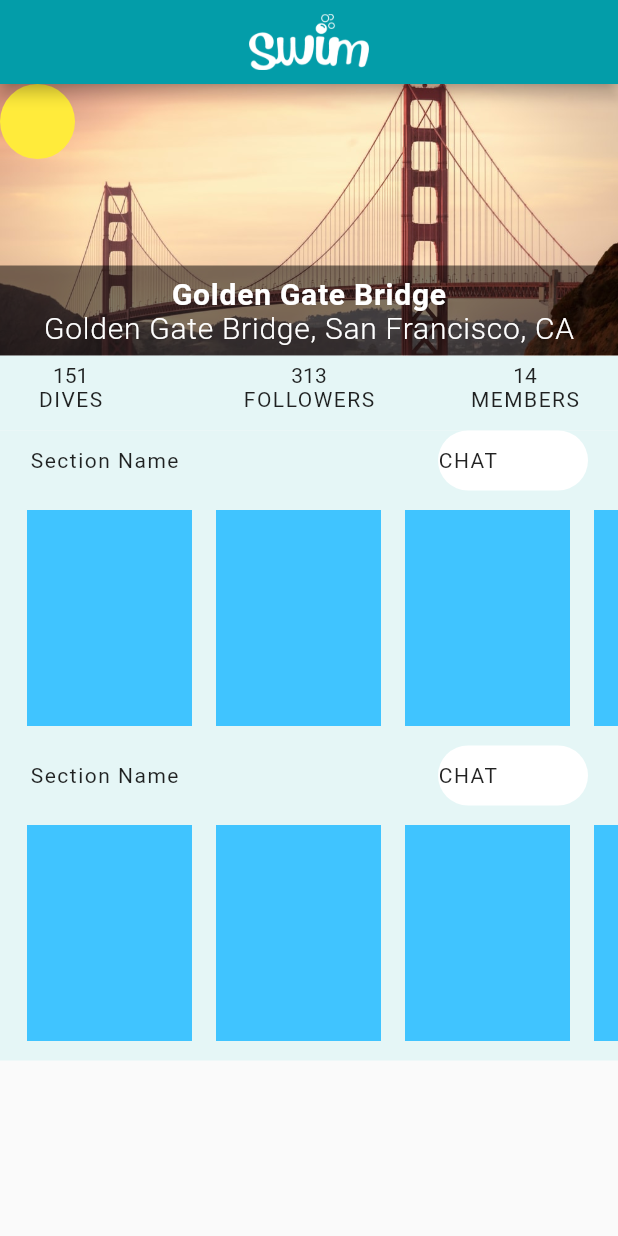
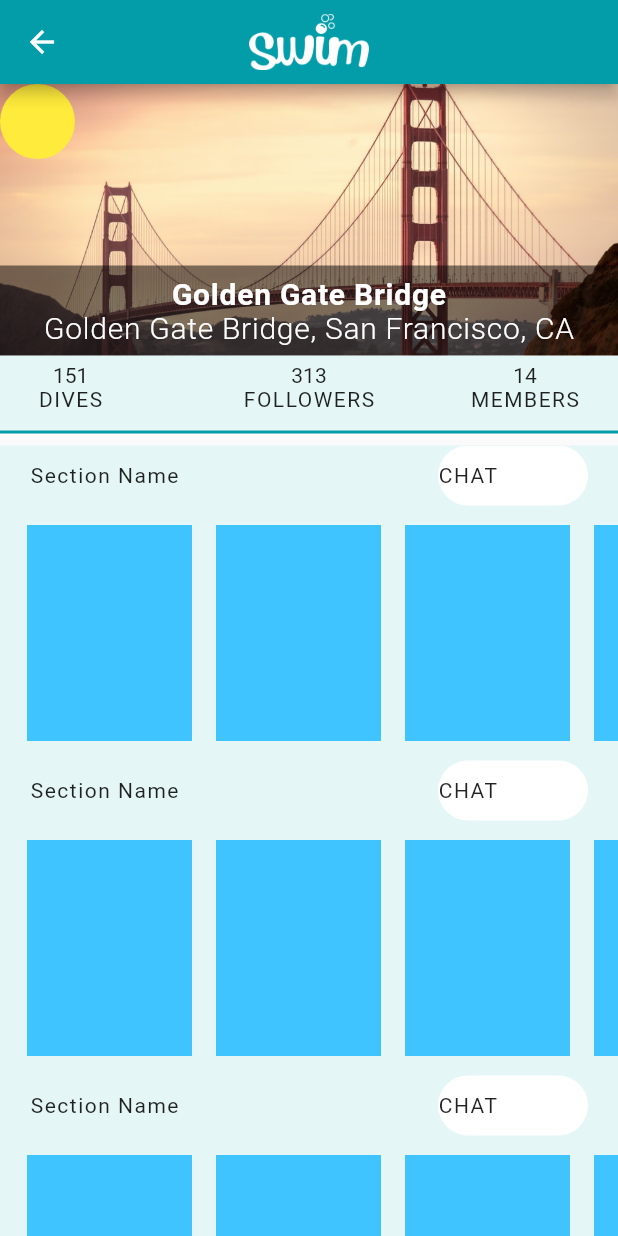
Before and after one commit to femidof/Swim_app_hackathon, a Flutter app: the PoolScreen screen opened directly, on a phone screen of 412 x 824 dp. Run offline on Flutter 3.47's test engine with Material 2 defaults, Android fonts, the light colour scheme and no system bars.

Commit message:
working on the section chat checkpoint

```diff
--- a/lib/main.dart
+++ b/lib/main.dart
@@ -1,5 +1,4 @@
 import 'package:flutter/material.dart';
-import 'package:swim_app_hack/colors/aquablue.dart';
 import 'file:///C:/Users/marod%20bits/Documents/Android%20Dev/swim_app_hack/trash/home_screen.dart';
 import 'package:swim_app_hack/screens/pool_screen.dart';
 import 'package:swim_app_hack/screens/pool_section_chat.dart';
@@ -18,7 +17,7 @@ class MyApp extends StatelessWidget {
         // primarySwatch: aquaBlue[50],
         visualDensity: VisualDensity.adaptivePlatformDensity,
       ),
-      home: PoolScreen(),
+      home: PoolSectionChatScreen(),
     );
   }
 }
--- a/lib/screens/pool_screen.dart
+++ b/lib/screens/pool_screen.dart
@@ -25,8 +25,6 @@ class _PoolScreenState extends State<PoolScreen> {
       ),
       body: Column(
         children: [
-            // Expanded(
-              // child:
           Container(
             decoration: BoxDecoration(
               image: DecorationImage(
@@ -34,7 +32,6 @@ class _PoolScreenState extends State<PoolScreen> {
                 fit: BoxFit.cover,
               ),
             ),
-                // color: Colors.grey,
             child: Column(
               mainAxisSize: MainAxisSize.max,
               children: [
@@ -42,6 +39,7 @@ class _PoolScreenState extends State<PoolScreen> {
                   children: [
                     CircleAvatar(
                       radius: 25.0,
+
                       backgroundColor: Colors.yellow,
                     ),
                   ],
@@ -53,25 +51,26 @@ class _PoolScreenState extends State<PoolScreen> {
               ],
             ),
           ),
-            // ),
 
           //here is the bar status
+          PoolStatsBar(),
           Container(
+            height: 2,
+            decoration: BoxDecoration(color: Color.fromRGBO(3, 157, 169, 1),),
+          ),
+          SizedBox(height: 8.0, ),
+          Expanded(
+            child: Container(
                 color: Color.fromRGBO(229, 246, 246, 1),
-              height: 50,
-              child: PoolStatsBar(),
+                child: ListView.builder(
+                    scrollDirection: Axis.vertical,
+                    itemCount: 3,
+                    itemBuilder: (BuildContext context, int index) {
+                      return FrontPoolPosts();
+                    })),
           ),
-            Container(
-              color: Color.fromRGBO(229, 246, 246, 1),
-              child: Column(
-                children: [
-
-                  FrontPoolPosts(),
-                  FrontPoolPosts(),
         ],
       ),
-            ),
-          ],
-        ));
+    );
   }
 }
--- a/lib/widgets/front_pool_posts.dart
+++ b/lib/widgets/front_pool_posts.dart
@@ -18,7 +18,7 @@ class FrontPoolPosts extends StatelessWidget {
             ),
             //this one should be a text button
             GestureDetector(
-              onTap: () {},
+              onTap: () { print("entering chat room section");},
               child: Container(
                 // color: Colors.blueGrey,
                 height: 40,
--- a/lib/widgets/pool_stats_bar.dart
+++ b/lib/widgets/pool_stats_bar.dart
@@ -3,7 +3,9 @@ import 'package:flutter/material.dart';
 class PoolStatsBar extends StatelessWidget {
   @override
   Widget build(BuildContext context) {
-    return Row(
+    return Container(
+      color: Color.fromRGBO(229, 246, 246, 1),
+      child: Row(
         mainAxisAlignment: MainAxisAlignment.spaceEvenly,
         children: [
           Container(
@@ -57,6 +59,7 @@ class PoolStatsBar extends StatelessWidget {
             height: 50,
           ),
         ],
+      ),
     );
   }
 }
```
Also changed, not shown: lib/screens/pool_section_chat.dart (+10 -3 lines), lib/widgets/section_top_area.dart (added, +17 -0 lines). Lines whose indentation alone changed are shown as unchanged.
